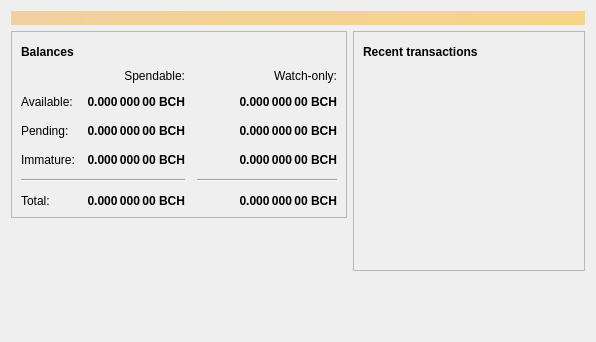
Qt form src/qt/forms/overviewpage.ui (bitfinitechain/bitfinite-core) before a commit.
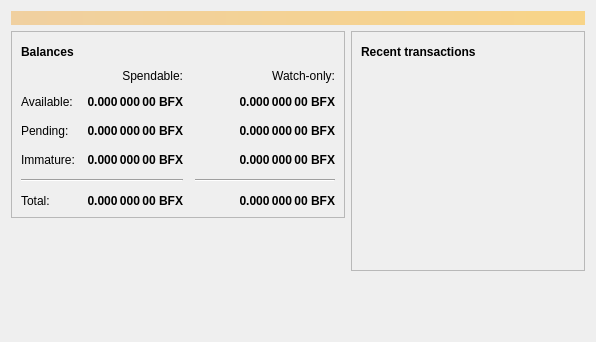
The same form after that commit. Icons and pictures are not drawn.

The edit to the form file:
```diff
--- a/src/qt/forms/overviewpage.ui
+++ b/src/qt/forms/overviewpage.ui
@@ -129,7 +129,7 @@
                <string>Unconfirmed transactions to watch-only addresses</string>
               </property>
               <property name="text">
-               <string notr="true">0.000 000 00 BCH</string>
+               <string notr="true">0.000 000 00 BFX</string>
               </property>
               <property name="alignment">
                <set>Qt::AlignRight|Qt::AlignTrailing|Qt::AlignVCenter</set>
@@ -154,7 +154,7 @@
                <string>Total of transactions that have yet to be confirmed, and do not yet count toward the spendable balance</string>
               </property>
               <property name="text">
-               <string notr="true">0.000 000 00 BCH</string>
+               <string notr="true">0.000 000 00 BFX</string>
               </property>
               <property name="alignment">
                <set>Qt::AlignRight|Qt::AlignTrailing|Qt::AlignVCenter</set>
@@ -179,7 +179,7 @@
                <string>Mined balance in watch-only addresses that has not yet matured</string>
               </property>
               <property name="text">
-               <string notr="true">0.000 000 00 BCH</string>
+               <string notr="true">0.000 000 00 BFX</string>
               </property>
               <property name="alignment">
                <set>Qt::AlignRight|Qt::AlignTrailing|Qt::AlignVCenter</set>
@@ -237,7 +237,7 @@
                <string>Mined balance that has not yet matured</string>
               </property>
               <property name="text">
-               <string notr="true">0.000 000 00 BCH</string>
+               <string notr="true">0.000 000 00 BFX</string>
               </property>
               <property name="alignment">
                <set>Qt::AlignRight|Qt::AlignTrailing|Qt::AlignVCenter</set>
@@ -282,7 +282,7 @@
                <string>Your current total balance</string>
               </property>
               <property name="text">
-               <string notr="true">0.000 000 00 BCH</string>
+               <string notr="true">0.000 000 00 BFX</string>
               </property>
               <property name="alignment">
                <set>Qt::AlignRight|Qt::AlignTrailing|Qt::AlignVCenter</set>
@@ -307,7 +307,7 @@
                <string>Current total balance in watch-only addresses</string>
               </property>
               <property name="text">
-               <string notr="true">0.000 000 00 BCH</string>
+               <string notr="true">0.000 000 00 BFX</string>
               </property>
               <property name="alignment">
                <set>Qt::AlignRight|Qt::AlignTrailing|Qt::AlignVCenter</set>
@@ -349,7 +349,7 @@
                <string>Your current spendable balance</string>
               </property>
               <property name="text">
-               <string notr="true">0.000 000 00 BCH</string>
+               <string notr="true">0.000 000 00 BFX</string>
               </property>
               <property name="alignment">
                <set>Qt::AlignRight|Qt::AlignTrailing|Qt::AlignVCenter</set>
@@ -374,7 +374,7 @@
                <string>Your current balance in watch-only addresses</string>
               </property>
               <property name="text">
-               <string notr="true">0.000 000 00 BCH</string>
+               <string notr="true">0.000 000 00 BFX</string>
               </property>
               <property name="alignment">
                <set>Qt::AlignRight|Qt::AlignTrailing|Qt::AlignVCenter</set>
```
Left out of the diff: 4 changed lines with no effect on the pictures.
